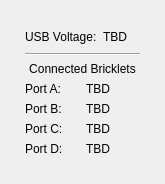
This is src/brickv/plugin_system/plugins/hat_zero/ui/hat_zero.ui in Tinkerforge/brickv as Qt 5 draws it before an edit. The edited form follows.
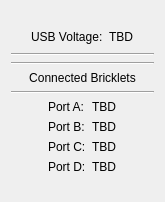
This is the edited form.

Commit message: Improve Hat Zero UI

The edit to the form file:
```diff
--- a/src/brickv/plugin_system/plugins/hat_zero/ui/hat_zero.ui
+++ b/src/brickv/plugin_system/plugins/hat_zero/ui/hat_zero.ui
@@ -7,7 +7,7 @@
     <x>0</x>
     <y>0</y>
     <width>165</width>
-    <height>184</height>
+    <height>202</height>
    </rect>
   </property>
   <property name="windowTitle">
@@ -44,6 +44,19 @@
      </item>
      <item>
       <layout class="QHBoxLayout" name="horizontalLayout_4">
+       <item>
+        <spacer name="horizontalSpacer_4">
+         <property name="orientation">
+          <enum>Qt::Horizontal</enum>
+         </property>
+         <property name="sizeHint" stdset="0">
+          <size>
+           <width>40</width>
+           <height>20</height>
+          </size>
+         </property>
+        </spacer>
+       </item>
        <item>
         <widget class="QLabel" name="label">
          <property name="text">
@@ -73,6 +86,13 @@
        </item>
       </layout>
      </item>
+     <item>
+      <widget class="Line" name="line">
+       <property name="orientation">
+        <enum>Qt::Horizontal</enum>
+       </property>
+      </widget>
+     </item>
      <item>
       <widget class="Line" name="line_4">
        <property name="orientation">
@@ -94,8 +114,28 @@
        </item>
       </layout>
      </item>
+     <item>
+      <widget class="Line" name="line_2">
+       <property name="orientation">
+        <enum>Qt::Horizontal</enum>
+       </property>
+      </widget>
+     </item>
      <item>
       <layout class="QHBoxLayout" name="horizontalLayout">
+       <item>
+        <spacer name="horizontalSpacer_5">
+         <property name="orientation">
+          <enum>Qt::Horizontal</enum>
+         </property>
+         <property name="sizeHint" stdset="0">
+          <size>
+           <width>40</width>
+           <height>20</height>
+          </size>
+         </property>
+        </spacer>
+       </item>
        <item>
         <layout class="QGridLayout" name="gridLayout_4">
          <item row="2" column="0">
@@ -156,6 +196,19 @@
          </item>
         </layout>
        </item>
+       <item>
+        <spacer name="horizontalSpacer_6">
+         <property name="orientation">
+          <enum>Qt::Horizontal</enum>
+         </property>
+         <property name="sizeHint" stdset="0">
+          <size>
+           <width>40</width>
+           <height>20</height>
+          </size>
+         </property>
+        </spacer>
+       </item>
       </layout>
      </item>
      <item>
```
